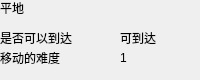
First picture: the form in Fear_No_One/System/Interface/groundtypeinfo.ui, repository TTaket/-, before the edit.
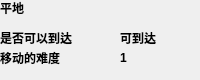
Second picture: the form after the edit.

```diff
--- a/Fear_No_One/System/Interface/groundtypeinfo.ui
+++ b/Fear_No_One/System/Interface/groundtypeinfo.ui
@@ -43,6 +43,12 @@
       <height>16</height>
      </rect>
     </property>
+    <property name="font">
+     <font>
+      <weight>75</weight>
+      <bold>true</bold>
+     </font>
+    </property>
     <property name="text">
      <string>平地</string>
     </property>
@@ -56,6 +62,12 @@
       <height>16</height>
      </rect>
     </property>
+    <property name="font">
+     <font>
+      <weight>75</weight>
+      <bold>true</bold>
+     </font>
+    </property>
     <property name="text">
      <string>是否可以到达</string>
     </property>
@@ -69,6 +81,12 @@
       <height>16</height>
      </rect>
     </property>
+    <property name="font">
+     <font>
+      <weight>75</weight>
+      <bold>true</bold>
+     </font>
+    </property>
     <property name="text">
      <string>移动的难度</string>
     </property>
@@ -82,6 +100,12 @@
       <height>16</height>
      </rect>
     </property>
+    <property name="font">
+     <font>
+      <weight>75</weight>
+      <bold>true</bold>
+     </font>
+    </property>
     <property name="text">
      <string>可到达</string>
     </property>
@@ -95,6 +119,12 @@
       <height>16</height>
      </rect>
     </property>
+    <property name="font">
+     <font>
+      <weight>75</weight>
+      <bold>true</bold>
+     </font>
+    </property>
     <property name="text">
      <string>1</string>
     </property>
```
